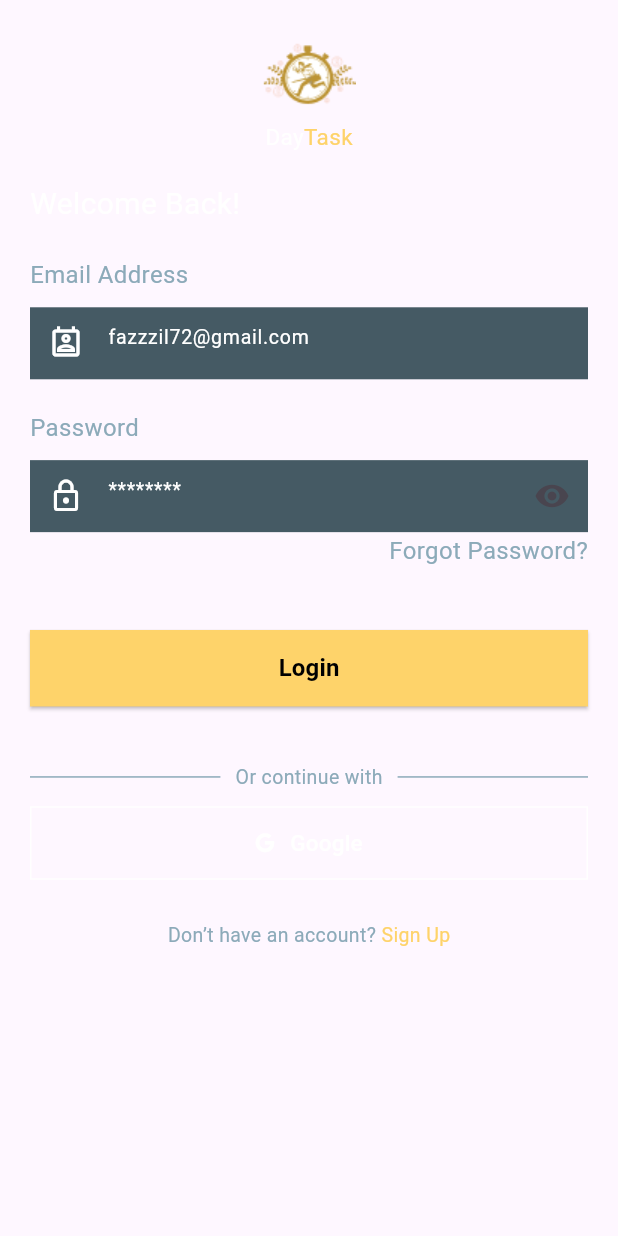
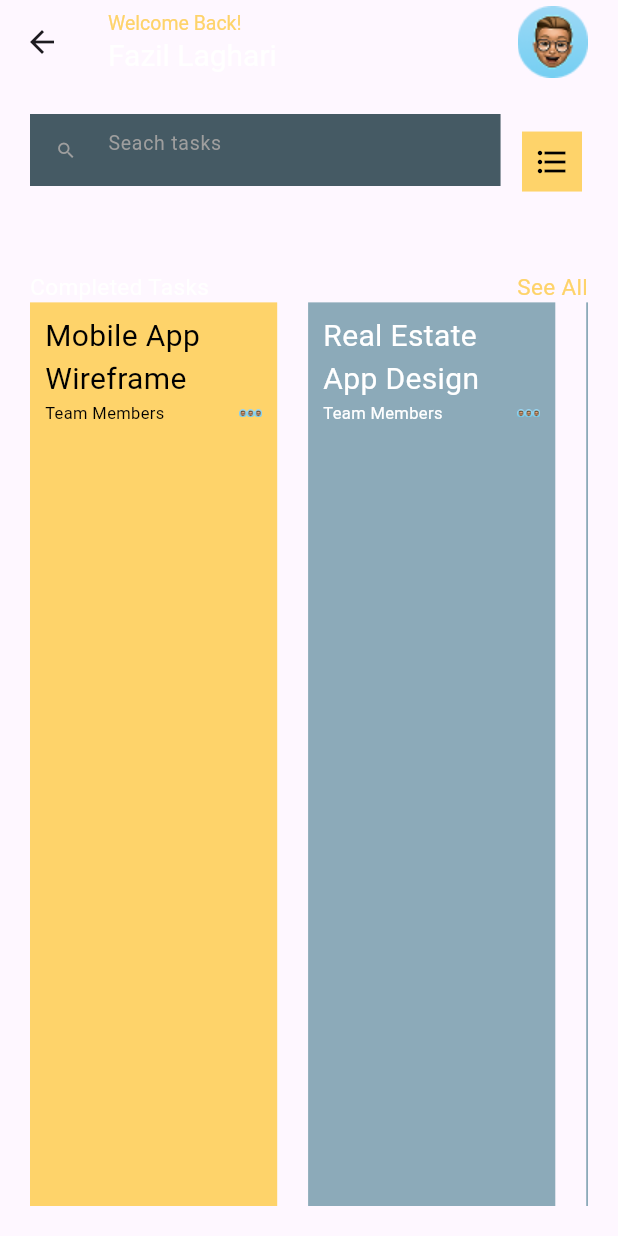
Before and after one commit to savin2005/todo_app_new, a Flutter app: the LoginScreenView screen opened directly, after a tap on "Login", on a phone screen of 412 x 824 dp. Run offline on Flutter 3.47's test engine with Material 3 defaults, Android fonts, the phone set to English and light mode, and no system bars; our stand-ins replace font_awesome_flutter, get, google_fonts; Roboto replaces fonts that are missing (Playfair).

Commit message:
Updated UI for home screen

```diff
--- a/lib/main.dart
+++ b/lib/main.dart
@@ -1,4 +1,5 @@
 import 'package:flutter/material.dart';
+import 'package:todo_app_new/view/screen/homescreen.dart';
 import 'package:todo_app_new/view/splashscreen/splashscreen.dart';
 
 void main() {
@@ -16,7 +17,7 @@
       theme: ThemeData.light(),
       darkTheme: ThemeData.dark(),
       themeMode: ThemeMode.system,
-      home: SplashscreenView(),
+      home: HomescreenScreenView(),
     );
   }
 }
--- /dev/null
+++ b/lib/model/task_projects.dart
@@ -0,0 +1,29 @@
+class TaskProjects {
+  String? title;
+  String? subtitle;
+  String? startdate;
+  String? enddate;
+  TaskProjects({
+    required this.title,
+    required this.subtitle,
+    required this.startdate,
+    required this.enddate,
+  });
+  static var projectslist = [
+    TaskProjects(
+        title: "Mobile App\nWireframe",
+        subtitle: "Team Members",
+        startdate: DateTime.now().toString(),
+        enddate: "20 March"),
+    TaskProjects(
+        title: "Real Estate\nApp Design",
+        subtitle: "Team Members",
+        startdate: DateTime.now().toString(),
+        enddate: "20 March"),
+    TaskProjects(
+        title: "Dashboard & App\nDesign",
+        subtitle: "Team Members",
+        startdate: DateTime.now().toString(),
+        enddate: "20 March")
+  ];
+}
--- a/lib/model/utils/appcolor.dart
+++ b/lib/model/utils/appcolor.dart
@@ -5,5 +5,6 @@ class AppColor {
   static Color secondarycolor = Color(0xff8CAAB9);
   static Color white = Color(0xffFFFFFF);
   static Color black = Colors.black;
+  static Color grey = Colors.grey;
   static Color contianercolor = Color(0xff455A64);
 }
--- a/lib/model/utils/appicons.dart
+++ b/lib/model/utils/appicons.dart
@@ -1,4 +1,5 @@
 class AppIcons {
   static String Applogo = "assets/bro.png";
   static String chairsittingmen = "assets/pana.png";
+  static String profilephoto = "assets/profilephoto.png";
 }
--- a/lib/model/utils/appservices.dart
+++ b/lib/model/utils/appservices.dart
@@ -5,6 +5,12 @@ import 'package:todo_app_new/model/utils/appcolor.dart';
 class AppServices {
   static TextStyle fs13white =
       GoogleFonts.playfair(fontSize: 13, color: AppColor.white);
+  static TextStyle fs11white =
+      GoogleFonts.playfair(fontSize: 11, color: AppColor.white);
+  static TextStyle fs11black =
+      GoogleFonts.playfair(fontSize: 11, color: AppColor.black);
+  static TextStyle fs13grey =
+      GoogleFonts.playfair(fontSize: 13, color: AppColor.grey);
   static TextStyle fs16 = GoogleFonts.playfair(fontSize: 15);
   static TextStyle fs16white =
       GoogleFonts.playfair(fontSize: 15, color: AppColor.white);
@@ -18,6 +24,8 @@ class AppServices {
       GoogleFonts.playfair(color: AppColor.primarycolor, fontSize: 13);
   static TextStyle fs20white =
       GoogleFonts.playfair(fontSize: 20, color: AppColor.white);
+  static TextStyle fs20black =
+      GoogleFonts.playfair(fontSize: 20, color: AppColor.black);
   static TextStyle fs16primary =
       GoogleFonts.playfair(fontSize: 15, color: AppColor.primarycolor);
   static TextStyle fs35primary =
--- /dev/null
+++ b/lib/model/utils/gap.dart
@@ -0,0 +1,15 @@
+import 'package:flutter/material.dart';
+
+class Gap {
+  static horizontal(double value) {
+    return SizedBox(
+      width: value,
+    );
+  }
+
+  static vartical(double value) {
+    return SizedBox(
+      height: value,
+    );
+  }
+}
--- a/lib/view/auth/login_screen.dart
+++ b/lib/view/auth/login_screen.dart
@@ -6,6 +6,7 @@ import 'package:todo_app_new/model/utils/appcolor.dart';
 import 'package:todo_app_new/model/utils/appicons.dart';
 import 'package:todo_app_new/model/utils/appservices.dart';
 import 'package:todo_app_new/view/auth/signup_screen.dart';
+import 'package:todo_app_new/view/screen/homescreen.dart';
 
 class LoginScreenView extends StatefulWidget {
   LoginScreenView({super.key});
@@ -67,13 +68,16 @@ class _LoginScreenViewState extends State<LoginScreenView> {
                 SizedBox(
                   height: MediaQuery.of(context).size.width / 40,
                 ),
-                CustomTextFormField(
+                SizedBox(
+                  height: MediaQuery.of(context).size.height / 13,
+                  child: CustomTextFormField(
                       hintstyle: AppServices.fs13white,
                       prefixIcon: Icon(Icons.perm_contact_cal_outlined,
                           color: AppColor.white),
                       radius: 1,
                       controller: email,
                       hintText: "fazzzil72@gmail.com"),
+                ),
                 SizedBox(
                   height: MediaQuery.of(context).size.width / 20,
                 ),
@@ -84,7 +88,9 @@ class _LoginScreenViewState extends State<LoginScreenView> {
                 SizedBox(
                   height: MediaQuery.of(context).size.width / 40,
                 ),
-                CustomTextFormField(
+                SizedBox(
+                  height: MediaQuery.of(context).size.height / 13,
+                  child: CustomTextFormField(
                       obscureText: isvisible,
                       icon: IconButton(
                           onPressed: () {
@@ -101,6 +107,7 @@ class _LoginScreenViewState extends State<LoginScreenView> {
                       radius: 1,
                       controller: password,
                       hintText: "********"),
+                ),
                 SizedBox(
                   height: MediaQuery.of(context).size.width / 400,
                 ),
@@ -127,7 +134,11 @@ class _LoginScreenViewState extends State<LoginScreenView> {
                       "Login",
                       style: AppServices.fs16boldblack,
                     ),
-                    onPressed: () {},
+                    onPressed: () {
+                      Navigator.of(context).pushReplacement(MaterialPageRoute(
+                        builder: (context) => HomescreenScreenView(),
+                      ));
+                    },
                   ),
                 ),
                 SizedBox(
--- a/lib/view/auth/signup_screen.dart
+++ b/lib/view/auth/signup_screen.dart
@@ -18,6 +18,7 @@ class SignupScreenView extends StatefulWidget {
 class _SignupScreenViewState extends State<SignupScreenView> {
   TextEditingController email = TextEditingController();
   TextEditingController password = TextEditingController();
+  TextEditingController name = TextEditingController();
   final CheckboxController checkboxController = Get.put(CheckboxController());
   bool isvisible = false;
   @override
@@ -68,15 +69,18 @@ class _SignupScreenViewState extends State<SignupScreenView> {
                 SizedBox(
                   height: MediaQuery.of(context).size.width / 40,
                 ),
-                CustomTextFormField(
+                SizedBox(
+                  height: MediaQuery.of(context).size.height / 13,
+                  child: CustomTextFormField(
                       hintstyle: AppServices.fs13white,
                       prefixIcon: Icon(
                         Icons.person_2_outlined,
                         color: AppColor.white,
                       ),
                       radius: 1,
-                    controller: email,
+                      controller: name,
                       hintText: "Fazil Laghari"),
+                ),
                 SizedBox(
                   height: MediaQuery.of(context).size.width / 20,
                 ),
@@ -87,13 +91,16 @@ class _SignupScreenViewState extends State<SignupScreenView> {
                 SizedBox(
                   height: MediaQuery.of(context).size.width / 40,
                 ),
-                CustomTextFormField(
+                SizedBox(
+                  height: MediaQuery.of(context).size.height / 13,
+                  child: CustomTextFormField(
                       hintstyle: AppServices.fs13white,
                       prefixIcon: Icon(Icons.perm_contact_cal_outlined,
                           color: AppColor.white),
                       radius: 1,
                       controller: email,
                       hintText: "fazzzil72@gmail.com"),
+                ),
                 SizedBox(
                   height: MediaQuery.of(context).size.width / 20,
                 ),
@@ -104,7 +111,9 @@ class _SignupScreenViewState extends State<SignupScreenView> {
                 SizedBox(
                   height: MediaQuery.of(context).size.width / 40,
                 ),
-                CustomTextFormField(
+                SizedBox(
+                  height: MediaQuery.of(context).size.height / 13,
+                  child: CustomTextFormField(
                       obscureText: isvisible,
                       icon: IconButton(
                           onPressed: () {
@@ -121,6 +130,7 @@ class _SignupScreenViewState extends State<SignupScreenView> {
                       radius: 1,
                       controller: password,
                       hintText: "********"),
+                ),
                 SizedBox(
                   height: MediaQuery.of(context).size.width / 400,
                 ),
@@ -135,14 +145,26 @@ class _SignupScreenViewState extends State<SignupScreenView> {
                               (states) {
                             // ignore: deprecated_member_use
                             if (states.contains(MaterialState.selected)) {
-                              return AppColor.primarycolor;
+                              return Colors.transparent;
                             } else {
-                              return Colors.transparent;
+                              return AppColor.black;
+                              ;
                             }
                           }),
                           side: BorderSide(
-                              color: AppColor.primarycolor, width: 2),
-                        ))
+                              color: checkboxController.isChecked.value == true
+                                  ? AppColor.primarycolor
+                                  : AppColor.primarycolor,
+                              width: 2),
+                        )),
+                    Text.rich(TextSpan(children: [
+                      TextSpan(
+                          text: "I have read & agreed to DayTask",
+                          style: AppServices.fs13secondary),
+                      TextSpan(
+                          text: " Privacy Policy,\nTerms & Condition",
+                          style: AppServices.fs13primary)
+                    ]))
                   ],
                 ),
                 SizedBox(
@@ -155,7 +177,7 @@ class _SignupScreenViewState extends State<SignupScreenView> {
                     textColor: AppColor.black,
                     color: AppColor.primarycolor,
                     text: Text(
-                      "Login",
+                      "Sign Up",
                       style: AppServices.fs16boldblack,
                     ),
                     onPressed: () {},
@@ -217,9 +239,9 @@ class _SignupScreenViewState extends State<SignupScreenView> {
                 Align(
                   child: Text.rich(TextSpan(children: [
                     TextSpan(
-                        text: "Don’t have an account? ",
+                        text: "Already have an account? ",
                         style: AppServices.fs13secondary),
-                    TextSpan(text: "Sign Up", style: AppServices.fs13primary)
+                    TextSpan(text: "Login", style: AppServices.fs13primary)
                   ])),
                 )
               ],
--- /dev/null
+++ b/lib/view/screen/homescreen.dart
@@ -0,0 +1,110 @@
+import 'package:flutter/material.dart';
+import 'package:todo_app_new/model/components/textfiled.dart';
+import 'package:todo_app_new/model/task_projects.dart';
+import 'package:todo_app_new/model/utils/appcolor.dart';
+import 'package:todo_app_new/model/utils/appicons.dart';
+import 'package:todo_app_new/model/utils/appservices.dart';
+import 'package:todo_app_new/model/utils/gap.dart';
+import 'package:todo_app_new/view/screen/widgets/task_completed.dart';
+
+class HomescreenScreenView extends StatelessWidget {
+  HomescreenScreenView({super.key});
+  TextEditingController searchitems = TextEditingController();
+
+  @override
+  Widget build(BuildContext context) {
+    return Scaffold(
+      appBar: AppBar(
+        title: Column(
+          mainAxisAlignment: MainAxisAlignment.start,
+          crossAxisAlignment: CrossAxisAlignment.start,
+          children: [
+            Text(
+              "Welcome Back!",
+              style: AppServices.fs13primary,
+            ),
+            Text(
+              "Fazil Laghari",
+              style: AppServices.fs20white,
+            ),
+          ],
+        ),
+        actions: [
+          Padding(
+            padding: const EdgeInsets.only(right: 20),
+            child: Image.asset(AppIcons.profilephoto),
+          )
+        ],
+      ),
+      body: Padding(
+        padding: const EdgeInsets.all(20),
+        child: Column(
+          mainAxisAlignment: MainAxisAlignment.start,
+          crossAxisAlignment: CrossAxisAlignment.start,
+          children: [
+            Row(
+              children: [
+                Expanded(
+                  child: SizedBox(
+                    height: MediaQuery.of(context).size.height / 13,
+                    child: CustomTextFormField(
+                        hintstyle: AppServices.fs13grey,
+                        prefixIcon: Icon(
+                          Icons.search_outlined,
+                          color: AppColor.grey,
+                          size: 14,
+                        ),
+                        radius: 1,
+                        controller: searchitems,
+                        hintText: "Seach tasks"),
+                  ),
+                ),
+                Gap.horizontal(MediaQuery.of(context).size.width / 40),
+                IconButton(
+                    style: IconButton.styleFrom(
+                        backgroundColor: AppColor.primarycolor,
+                        shape: RoundedRectangleBorder(
+                            borderRadius: BorderRadius.circular(0))),
+                    onPressed: () {},
+                    icon: Icon(
+                      Icons.format_list_bulleted_sharp,
+                      color: AppColor.black,
+                    ))
+              ],
+            ),
+            Gap.vartical(MediaQuery.of(context).size.height / 20),
+            Row(
+              mainAxisAlignment: MainAxisAlignment.spaceBetween,
+              children: [
+                Text(
+                  "Completed Tasks",
+                  style: AppServices.fs16white,
+                ),
+                Text(
+                  "See All",
+                  style: AppServices.fs16primary,
+                )
+              ],
+            ),
+            Expanded(
+              child: ListView.separated(
+                separatorBuilder: (context, index) {
+                  return Gap.horizontal(MediaQuery.of(context).size.width / 20);
+                },
+                scrollDirection: Axis.horizontal,
+                shrinkWrap: true,
+                itemCount: TaskProjects.projectslist.length,
+                itemBuilder: (context, index) {
+                  return TaskCompletedScreenView(
+                    index: index,
+                    data: TaskProjects.projectslist[index],
+                  );
+                },
+              ),
+            )
+          ],
+        ),
+      ),
+    );
+  }
+}
--- /dev/null
+++ b/lib/view/screen/widgets/task_completed.dart
@@ -0,0 +1,57 @@
+import 'package:flutter/material.dart';
+import 'package:todo_app_new/model/task_projects.dart';
+import 'package:todo_app_new/model/utils/appcolor.dart';
+import 'package:todo_app_new/model/utils/appicons.dart';
+import 'package:todo_app_new/model/utils/appservices.dart';
+
+class TaskCompletedScreenView extends StatelessWidget {
+  TaskProjects data;
+  int index;
+  TaskCompletedScreenView({super.key, required this.data, required this.index});
+
+  @override
+  Widget build(BuildContext context) {
+    return Container(
+      width: MediaQuery.of(context).size.width / 2.5,
+      height: MediaQuery.of(context).size.height / 10,
+      color: index == 0 ? AppColor.primarycolor : AppColor.secondarycolor,
+      child: Padding(
+        padding: const EdgeInsets.symmetric(horizontal: 10, vertical: 8),
+        child: Column(
+          mainAxisAlignment: MainAxisAlignment.start,
+          crossAxisAlignment: CrossAxisAlignment.start,
+          children: [
+            Text(data.title!,
+                style:
+                    index == 0 ? AppServices.fs20black : AppServices.fs20white),
+            Row(
+              mainAxisAlignment: MainAxisAlignment.spaceBetween,
+              children: [
+                Text(data.subtitle!,
+                    style: index == 0
+                        ? AppServices.fs11black
+                        : AppServices.fs11white),
+                Row(
+                  children: [
+                    Image.asset(
+                      AppIcons.profilephoto,
+                      width: MediaQuery.of(context).size.width / 80,
+                    ),
+                    Image.asset(
+                      AppIcons.profilephoto,
+                      width: MediaQuery.of(context).size.width / 80,
+                    ),
+                    Image.asset(
+                      AppIcons.profilephoto,
+                      width: MediaQuery.of(context).size.width / 80,
+                    ),
+                  ],
+                )
+              ],
+            )
+          ],
+        ),
+      ),
+    );
+  }
+}
```
Also changed, not shown: assets/profilephoto.png (added). Lines whose indentation alone changed are shown as unchanged.
